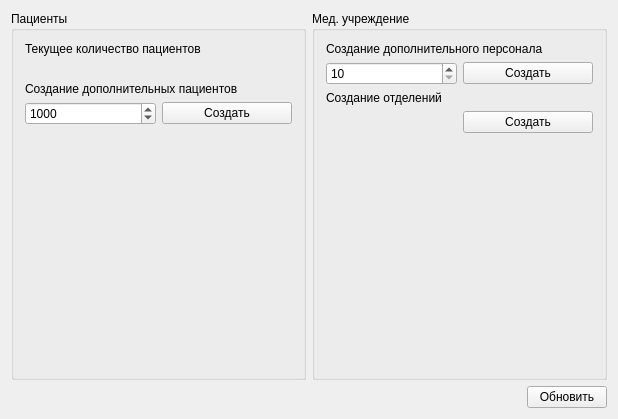
The window that src/dummy_db/maindummydatabasewidget.ui (megakoko/m-system) describes before a commit, drawn with Qt 5.
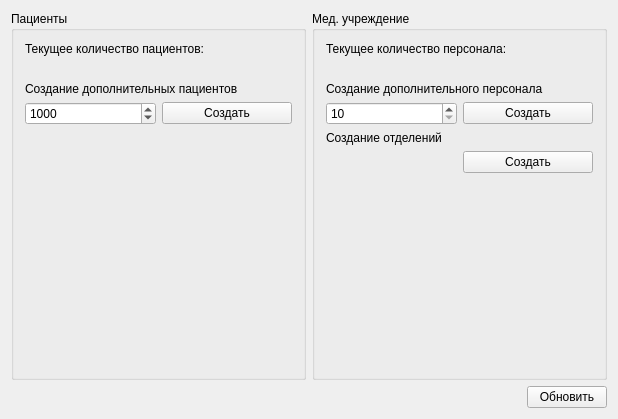
The same window after the commit.

Commit message: Добавил показ текущего количество персонала в БД.

What changed in the file:
```diff
--- a/src/dummy_db/maindummydatabasewidget.ui
+++ b/src/dummy_db/maindummydatabasewidget.ui
@@ -23,14 +23,14 @@
       <item row="0" column="0" colspan="2">
        <widget class="QLabel" name="label">
         <property name="text">
-         <string>Текущее количество пациентов</string>
+         <string>Текущее количество пациентов:</string>
         </property>
         <property name="wordWrap">
          <bool>true</bool>
         </property>
        </widget>
       </item>
-      <item row="1" column="0">
+      <item row="1" column="0" colspan="2">
        <widget class="QLabel" name="m_patientsCount">
         <property name="text">
          <string/>
@@ -92,7 +92,7 @@
       <string>Мед. учреждение</string>
      </property>
      <layout class="QGridLayout" name="gridLayout_3">
-      <item row="0" column="0" colspan="2">
+      <item row="2" column="0" colspan="2">
        <widget class="QLabel" name="label_2">
         <property name="text">
          <string>Создание дополнительного персонала</string>
@@ -102,7 +102,7 @@
         </property>
        </widget>
       </item>
-      <item row="1" column="0">
+      <item row="3" column="0">
        <widget class="QSpinBox" name="m_createStaffCount">
         <property name="minimum">
          <number>10</number>
@@ -112,14 +112,14 @@
         </property>
        </widget>
       </item>
-      <item row="1" column="1">
+      <item row="3" column="1">
        <widget class="QPushButton" name="m_createStaff">
         <property name="text">
          <string>Создать</string>
         </property>
        </widget>
       </item>
-      <item row="4" column="0" colspan="2">
+      <item row="6" column="0" colspan="2">
        <spacer name="verticalSpacer_2">
         <property name="orientation">
          <enum>Qt::Vertical</enum>
@@ -132,20 +132,37 @@
         </property>
        </spacer>
       </item>
-      <item row="2" column="0" colspan="2">
+      <item row="4" column="0" colspan="2">
        <widget class="QLabel" name="label_4">
         <property name="text">
          <string>Создание отделений</string>
         </property>
        </widget>
       </item>
-      <item row="3" column="1">
+      <item row="5" column="1">
        <widget class="QPushButton" name="m_createDepartments">
         <property name="text">
          <string>Создать</string>
         </property>
        </widget>
       </item>
+      <item row="0" column="0" colspan="2">
+       <widget class="QLabel" name="label_5">
+        <property name="text">
+         <string>Текущее количество персонала:</string>
+        </property>
+        <property name="wordWrap">
+         <bool>true</bool>
+        </property>
+       </widget>
+      </item>
+      <item row="1" column="0" colspan="2">
+       <widget class="QLabel" name="m_staffCount">
+        <property name="text">
+         <string/>
+        </property>
+       </widget>
+      </item>
      </layout>
     </widget>
    </item>
```
The commit also changes 1 other file.
